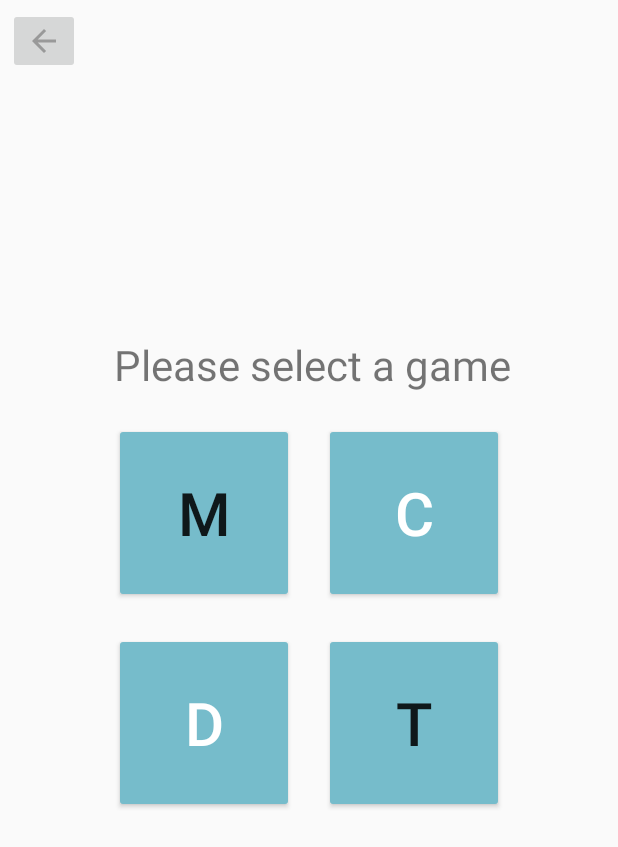
After one commit to Darcy-007/Settle_down, an Android app: the layout game_dashboard.xml on its own in the app's theme, with its tools: preview values and no code run, on a phone screen of 412 x 824 dp. The commit adds this screen. Shown: the top 847 px of the screen. Run offline under Robolectric (Android 15) with nearby library versions, the phone set to English and light mode, and no system bars.

Commit message:
refinish game-dash-board

```diff
--- /dev/null
+++ b/app/src/main/res/drawable/ic_arrow_back_black_24dp.xml
@@ -0,0 +1,5 @@
+<vector android:height="24dp" android:tint="#999999"
+    android:viewportHeight="24.0" android:viewportWidth="24.0"
+    android:width="24dp" xmlns:android="http://schemas.android.com/apk/res/android">
+    <path android:fillColor="#FF000000" android:pathData="M20,11H7.83l5.59,-5.59L12,4l-8,8 8,8 1.41,-1.41L7.83,13H20v-2z"/>
+</vector>
--- /dev/null
+++ b/app/src/main/res/layout/game_dashboard.xml
@@ -0,0 +1,54 @@
+<?xml version="1.0" encoding="utf-8"?>
+<RelativeLayout xmlns:android="http://schemas.android.com/apk/res/android"
+    android:layout_width="match_parent" android:layout_height="match_parent">
+<ImageButton
+    android:layout_width="wrap_content"
+    android:layout_height="wrap_content"
+    android:id="@+id/game_dashboard_back_button"
+    android:src="@drawable/ic_arrow_back_black_24dp"
+    android:layout_margin="5dp"/>
+    <TextView
+        android:layout_width="wrap_content"
+        android:layout_height="wrap_content"
+        android:text="Please select a game"
+        android:id="@+id/game_dashboard_text"
+        android:layout_alignLeft="@+id/game_dashboard_buttons"
+        android:textSize="28dp"
+        android:layout_margin="10dp"
+        android:layout_above="@id/game_dashboard_buttons"/>
+    <RelativeLayout
+        android:layout_width="wrap_content"
+        android:layout_height="wrap_content"
+        android:id="@+id/game_dashboard_buttons"
+        android:layout_centerInParent="true">
+    <Button
+        style="@style/game_dashboard_button_style"
+        android:id="@+id/game_dashboard_math"
+
+        android:text="M"
+        />
+    <Button
+        style="@style/game_dashboard_button_style"
+        android:layout_toRightOf="@id/game_dashboard_math"
+        android:id="@+id/game_dashboard_computer"
+        android:textColor="@color/colorWhite"
+        android:text="C"
+        />
+    <Button
+        style="@style/game_dashboard_button_style"
+        android:id="@+id/game_dashboard_dice"
+        android:layout_below="@id/game_dashboard_math"
+        android:textColor="@color/colorWhite"
+        android:text="D"
+        />
+    <Button
+        style="@style/game_dashboard_button_style"
+        android:id="@+id/game_dashboard_typing"
+        android:layout_toRightOf="@id/game_dashboard_dice"
+        android:layout_below="@id/game_dashboard_computer"
+        android:text="T"
+        />
+    </RelativeLayout>
+
+
+</RelativeLayout>
--- a/app/src/main/res/values/styles.xml
+++ b/app/src/main/res/values/styles.xml
@@ -7,5 +7,14 @@
         <item name="colorPrimaryDark">@color/colorPrimaryDark</item>
         <item name="colorAccent">@color/colorAccent</item>
     </style>
+    <style name="game_dashboard_button_style">
+        <!-- Customize your theme here. -->
+        <item name="android:layout_width">120dp</item>
+        <item name="android:layout_height">120dp</item>
+        <item name="android:layout_margin">10dp</item>
+        <item name="android:backgroundTint">@color/colorLightBlue</item>
+        <item name="android:textFontWeight">50</item>
+        <item name="android:textSize">40dp</item>
+    </style>
 
 </resources>
```
